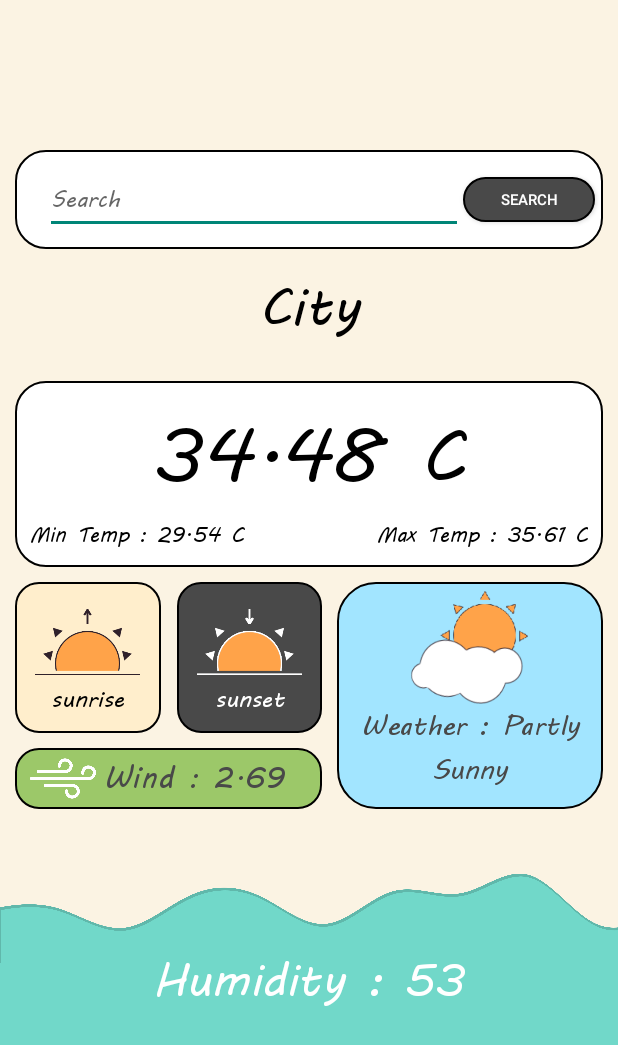
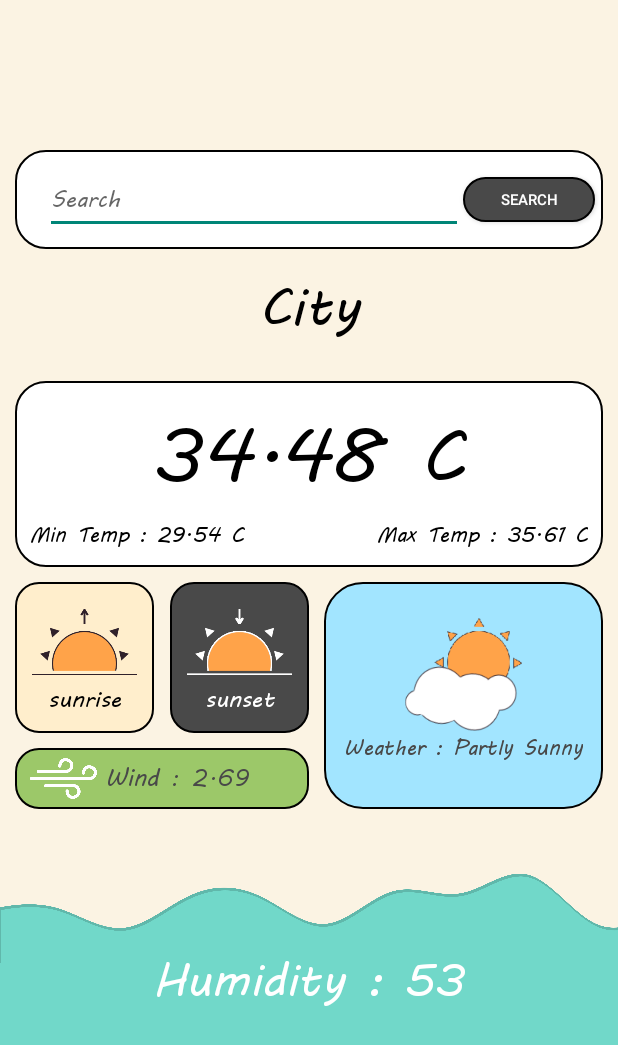
Before and after one commit to ETS-Android5/Weather-Android-application, an Android app: the screen it shows after launch (MainActivity), on a phone screen of 412 x 824 dp. Shown: the top 1045 px of the screen. Run offline under Robolectric (Android 15) with nearby library versions, the phone set to English and light mode, and no system bars.

Commit message:
update by t

```diff
--- a/app/src/main/java/com/weatherApp/weatherapp/MainActivity.java
+++ b/app/src/main/java/com/weatherApp/weatherapp/MainActivity.java
@@ -190,8 +190,8 @@ public class MainActivity extends AppCompatActivity implements LocationListener{
                 temp_maxTxt.setText(tempMax);
                 sunriseTxt.setText(new SimpleDateFormat("hh:mm a", Locale.ENGLISH).format(new Date(sunrise * 1000)));
                 sunsetTxt.setText(new SimpleDateFormat("hh:mm a", Locale.ENGLISH).format(new Date(sunset * 1000)));
-                windTxt.setText("Wind: "+windSpeed);
-                humidityTxt.setText("Humidity: "+humidity);
+                windTxt.setText("Wind: "+windSpeed+" km/h");
+                humidityTxt.setText("Humidity: "+humidity+"%");
 
                 /*เปลี่ยนรูป icon weather condition*/
                 switch (weatherDescription){
--- a/app/src/main/res/layout/activity_main.xml
+++ b/app/src/main/res/layout/activity_main.xml
@@ -38,6 +38,7 @@
                     android:layout_marginTop="10dp"
                     android:layout_marginBottom="10dp"
                     android:layout_weight="1"
+
                     android:fontFamily="@font/mvboli"
                     android:gravity="left"
                     android:hint="@string/search"
@@ -45,7 +46,7 @@
                     android:imeOptions="actionSearch"
                     android:textSize="15sp"
                     tools:ignore="DuplicateSpeakableTextCheck,RtlCompat,RtlHardcoded,TouchTargetSizeCheck,UnusedAttribute"
-                    android:autofillHints="your hint here" />
+                    android:importantForAutofill="no" />
 
                 <Button
                     android:id="@+id/button"
@@ -128,7 +129,7 @@
             android:baselineAligned="false">
 
             <LinearLayout
-                android:layout_width="wrap_content"
+                android:layout_width="match_parent"
                 android:layout_height="wrap_content"
                 android:layout_weight="1"
                 android:orientation="vertical">
@@ -161,7 +162,7 @@
 
                         <TextView
                             android:id="@+id/sunrise"
-                            android:layout_width="wrap_content"
+                            android:layout_width="match_parent"
                             android:layout_height="wrap_content"
                             android:layout_marginTop="5dp"
                             android:layout_marginBottom="10dp"
@@ -218,7 +219,7 @@
 
                     <ImageView
                         android:id="@+id/imageView6"
-                        android:layout_width="20dp"
+                        android:layout_width="5dp"
                         android:layout_height="30dp"
                         android:layout_marginStart="10dp"
                         android:layout_marginTop="5dp"
@@ -237,7 +238,7 @@
                         android:fontFamily="@font/mvboli"
                         android:text="@string/wind"
                         android:textColor="@color/black"
-                        android:textSize="20sp"
+                        android:textSize="16sp"
                         tools:ignore="RtlCompat,TextContrastCheck,UnusedAttribute" />
 
                 </LinearLayout>
@@ -245,7 +246,7 @@
             </LinearLayout>
 
             <LinearLayout
-                android:layout_width="wrap_content"
+                android:layout_width="match_parent"
                 android:layout_height="match_parent"
                 android:layout_marginStart="10dp"
                 android:layout_weight="1"
@@ -273,7 +274,7 @@
                     android:gravity="center"
                     android:text="@string/weather"
                     android:textColor="@color/black"
-                    android:textSize="18sp"
+                    android:textSize="14sp"
                     tools:ignore="TextContrastCheck,TextContrastCheck,UnusedAttribute" />
             </LinearLayout>
 
```
Also changed, not shown: 1 other file.
